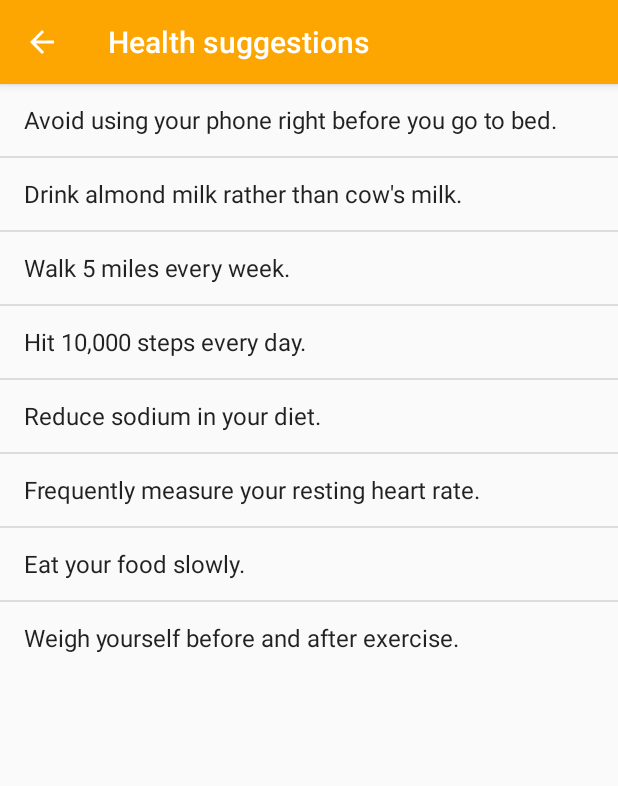
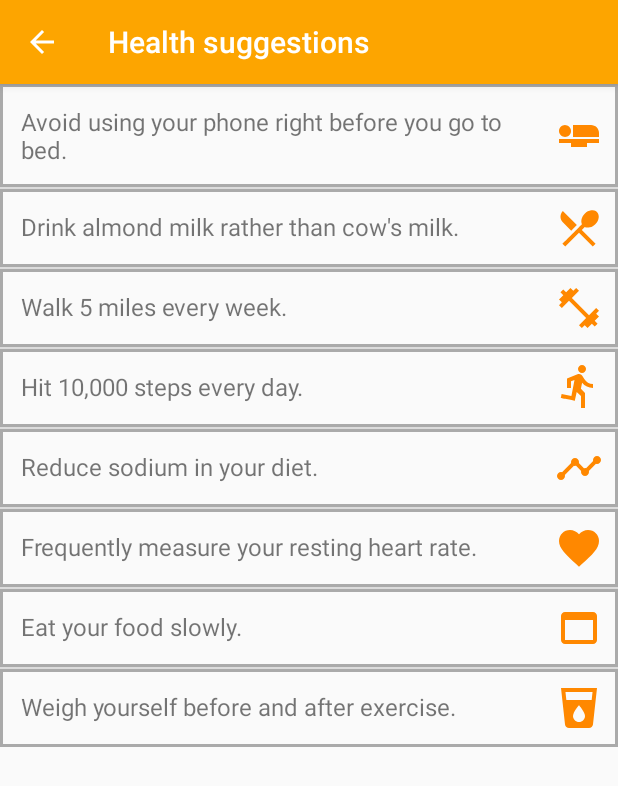
Before and after one commit to mikewill4/Axiv, an Android app: the HealthSuggestionsActivity screen opened directly, with no data from a screen before it, on a phone screen of 412 x 824 dp. Shown: the top 786 px of the screen. Run offline under Robolectric (Android 15) with nearby library versions, the phone set to English and light mode, and no system bars.

Commit message:
completed health suggestions

```diff
--- a/app/src/main/java/edu/umd/cmsc434/axiv/HealthSuggestionsActivity.java
+++ b/app/src/main/java/edu/umd/cmsc434/axiv/HealthSuggestionsActivity.java
@@ -1,13 +1,19 @@
 package edu.umd.cmsc434.axiv;
 
+import android.app.Activity;
 import android.content.DialogInterface;
+import android.media.Image;
 import android.support.v7.app.AlertDialog;
 import android.support.v7.app.AppCompatActivity;
 import android.os.Bundle;
+import android.view.LayoutInflater;
 import android.view.View;
+import android.view.ViewGroup;
 import android.widget.AdapterView;
 import android.widget.ArrayAdapter;
+import android.widget.ImageView;
 import android.widget.ListView;
+import android.widget.TextView;
 
 import java.util.ArrayList;
 import java.util.List;
@@ -59,13 +65,9 @@ public class HealthSuggestionsActivity extends AppCompatActivity {
         // Hydration:
         moreInformation.add("Sweating can contribute to dehydration, especially during the summer. Keep track of your sweat losses to ensure you are staying hydrated.");
 
-        ArrayAdapter<String> arrayAdapter = new ArrayAdapter<String>(
-                this,
-                android.R.layout.simple_list_item_1,
-                healthSuggestions
-        );
+        HealthSuggestionsListAdapter listAdapter = new HealthSuggestionsListAdapter(this, healthSuggestions);
 
-        listView.setAdapter(arrayAdapter);
+        listView.setAdapter(listAdapter);
 
         final AlertDialog.Builder builder = new AlertDialog.Builder(this);
 
@@ -84,3 +86,58 @@ public class HealthSuggestionsActivity extends AppCompatActivity {
         });
     }
 }
+
+class HealthSuggestionsListAdapter extends ArrayAdapter<String> {
+
+    private List<String> healthSuggestions;
+
+    public HealthSuggestionsListAdapter(Activity context, List<String> healthSuggestions) {
+        super(context, R.layout.listitem_health_suggestion);
+        this.healthSuggestions = healthSuggestions;
+    }
+
+    @Override
+    public int getCount() {
+        // TODO Auto-generated method stub
+        return healthSuggestions.size();
+    }
+
+
+    @Override
+    public long getItemId(int arg0) {
+        // TODO Auto-generated method stub
+        return arg0;
+    }
+
+
+    public View getView(final int position, View view, ViewGroup parent) {
+
+        LayoutInflater inflater = LayoutInflater.from(this.getContext());
+        View rowView = inflater.inflate(R.layout.listitem_health_suggestion, null,true);
+
+        TextView healthSuggestion = (TextView) rowView.findViewById(R.id.health_suggestion);
+        healthSuggestion.setText(healthSuggestions.get(position));
+
+        ImageView healthSuggestionIcon = (ImageView) rowView.findViewById(R.id.health_suggestion_icon);
+        if (position == 0) {
+            healthSuggestionIcon.setImageResource(R.drawable.baseline_airline_seat_flat_white_24dp);
+        } else if (position == 1) {
+            healthSuggestionIcon.setImageResource(R.drawable.baseline_local_dining_white_24dp);
+        } else if (position == 2) {
+            healthSuggestionIcon.setImageResource(R.drawable.baseline_fitness_center_white_24dp);
+        } else if (position == 3) {
+            healthSuggestionIcon.setImageResource(R.drawable.baseline_directions_run_white_24dp);
+        } else if (position == 4) {
+            healthSuggestionIcon.setImageResource(R.drawable.baseline_timeline_white_24dp);
+        } else if (position == 5) {
+            healthSuggestionIcon.setImageResource(R.drawable.baseline_favorite_white_24dp);
+        } else if (position == 6) {
+            healthSuggestionIcon.setImageResource(R.drawable.baseline_web_asset_white_24dp);
+        } else {
+            healthSuggestionIcon.setImageResource(R.drawable.baseline_local_drink_white_24dp);
+        }
+
+        return rowView;
+
+    };
+}
--- /dev/null
+++ b/app/src/main/res/layout/listitem_health_suggestion.xml
@@ -0,0 +1,23 @@
+<?xml version="1.0" encoding="utf-8"?>
+<RelativeLayout xmlns:android="http://schemas.android.com/apk/res/android"
+    android:layout_width="match_parent"
+    android:layout_height="wrap_content"
+    android:background="@drawable/border">
+    <TextView
+        android:id="@+id/health_suggestion"
+        android:layout_width="wrap_content"
+        android:layout_height="wrap_content"
+        android:textSize="16sp"
+        android:padding="4dp"
+        android:layout_alignParentStart="true"
+        android:layout_toStartOf="@+id/health_suggestion_icon"/>
+
+    <ImageView
+        android:id="@+id/health_suggestion_icon"
+        android:layout_width="wrap_content"
+        android:layout_height="match_parent"
+        android:tint="@color/colorPrimaryDark"
+        android:layout_alignParentEnd="true"
+        android:layout_centerVertical="true"/>
+
+</RelativeLayout>
```
Also changed, not shown: 1 other file.
